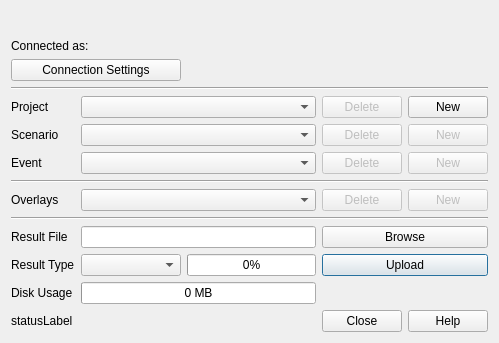
Before: the Qt Designer form qgis_plugin/illuvis/upload_dialog_widget.ui in lutraconsulting/qgis-crayfish-plugin, drawn with Qt 5.
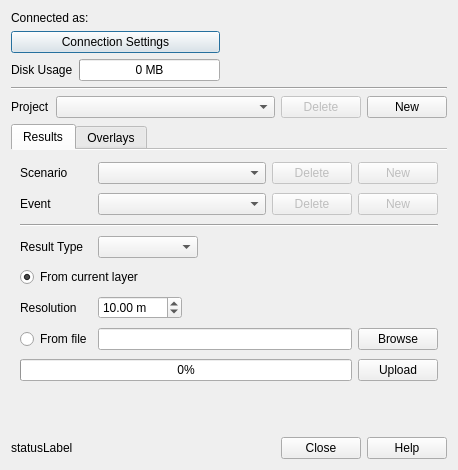
After: the same form once the commit is applied. Icons and pictures are not drawn.

Commit message: Uploading of current Crayfish layer to illuvis

What changed in the file:
```diff
--- a/qgis_plugin/illuvis/upload_dialog_widget.ui
+++ b/qgis_plugin/illuvis/upload_dialog_widget.ui
@@ -9,8 +9,8 @@
    <rect>
     <x>0</x>
     <y>0</y>
-    <width>499</width>
-    <height>343</height>
+    <width>458</width>
+    <height>470</height>
    </rect>
   </property>
   <property name="windowTitle">
@@ -23,399 +23,556 @@
   <property name="modal">
    <bool>true</bool>
   </property>
-  <layout class="QGridLayout" name="gridLayout">
-   <item row="16" column="1">
-    <widget class="QComboBox" name="resultTypeComboBox">
-     <property name="sizePolicy">
-      <sizepolicy hsizetype="Fixed" vsizetype="Fixed">
-       <horstretch>0</horstretch>
-       <verstretch>0</verstretch>
-      </sizepolicy>
-     </property>
-     <property name="minimumSize">
-      <size>
-       <width>100</width>
-       <height>0</height>
-      </size>
-     </property>
-    </widget>
+  <layout class="QVBoxLayout" name="verticalLayout">
+   <item>
+    <layout class="QGridLayout" name="gridLayout">
+     <item row="3" column="0">
+      <layout class="QHBoxLayout" name="horizontalLayout_3">
+       <item>
+        <widget class="QLabel" name="diskUsageLabel">
+         <property name="text">
+          <string>Disk Usage</string>
+         </property>
+        </widget>
+       </item>
+       <item>
+        <widget class="QProgressBar" name="diskUseProgressBar">
+         <property name="minimum">
+          <number>0</number>
+         </property>
+         <property name="maximum">
+          <number>500</number>
+         </property>
+         <property name="value">
+          <number>0</number>
+         </property>
+         <property name="textVisible">
+          <bool>true</bool>
+         </property>
+         <property name="format">
+          <string>%v MB</string>
+         </property>
+        </widget>
+       </item>
+      </layout>
+     </item>
+     <item row="3" column="1">
+      <spacer name="horizontalSpacer_2">
+       <property name="orientation">
+        <enum>Qt::Horizontal</enum>
+       </property>
+       <property name="sizeHint" stdset="0">
+        <size>
+         <width>40</width>
+         <height>20</height>
+        </size>
+       </property>
+      </spacer>
+     </item>
+     <item row="1" column="0" colspan="2">
+      <widget class="QLabel" name="connectedAsLabel">
+       <property name="text">
+        <string>Connected as:</string>
+       </property>
+      </widget>
+     </item>
+     <item row="2" column="1">
+      <spacer name="horizontalSpacer">
+       <property name="orientation">
+        <enum>Qt::Horizontal</enum>
+       </property>
+       <property name="sizeHint" stdset="0">
+        <size>
+         <width>40</width>
+         <height>20</height>
+        </size>
+       </property>
+      </spacer>
+     </item>
+     <item row="2" column="0">
+      <widget class="QPushButton" name="connectionSettingsPushButton">
+       <property name="sizePolicy">
+        <sizepolicy hsizetype="Expanding" vsizetype="Fixed">
+         <horstretch>0</horstretch>
+         <verstretch>0</verstretch>
+        </sizepolicy>
+       </property>
+       <property name="text">
+        <string>Connection Settings</string>
+       </property>
+      </widget>
+     </item>
+     <item row="1" column="2" rowspan="3">
+      <widget class="QLabel" name="iconLabel">
+       <property name="sizePolicy">
+        <sizepolicy hsizetype="Preferred" vsizetype="Fixed">
+         <horstretch>0</horstretch>
+         <verstretch>0</verstretch>
+        </sizepolicy>
+       </property>
+       <property name="text">
+        <string/>
+       </property>
+       <property name="pixmap">
+        <pixmap resource="resources.qrc">:/plugins/illuvis/illuvis_logo_150w.png</pixmap>
+       </property>
+       <property name="scaledContents">
+        <bool>false</bool>
+       </property>
+       <property name="alignment">
+        <set>Qt::AlignBottom|Qt::AlignRight|Qt::AlignTrailing</set>
+       </property>
+      </widget>
+     </item>
+    </layout>
    </item>
-   <item row="6" column="1" colspan="2">
-    <widget class="QComboBox" name="projectComboBox"/>
-   </item>
-   <item row="7" column="1" colspan="2">
-    <widget class="QComboBox" name="scenarioComboBox"/>
-   </item>
-   <item row="16" column="3" colspan="2">
-    <widget class="QPushButton" name="uploadPushButton">
-     <property name="sizePolicy">
-      <sizepolicy hsizetype="Expanding" vsizetype="Fixed">
-       <horstretch>0</horstretch>
-       <verstretch>0</verstretch>
-      </sizepolicy>
-     </property>
-     <property name="text">
-      <string>Upload</string>
-     </property>
-    </widget>
-   </item>
-   <item row="6" column="0">
-    <widget class="QLabel" name="projectLabel">
-     <property name="sizePolicy">
-      <sizepolicy hsizetype="Fixed" vsizetype="Preferred">
-       <horstretch>0</horstretch>
-       <verstretch>0</verstretch>
-      </sizepolicy>
-     </property>
-     <property name="text">
-      <string>Project</string>
-     </property>
-    </widget>
-   </item>
-   <item row="6" column="3">
-    <widget class="QPushButton" name="deleteProjectPushButton">
-     <property name="enabled">
-      <bool>false</bool>
-     </property>
-     <property name="sizePolicy">
-      <sizepolicy hsizetype="Fixed" vsizetype="Fixed">
-       <horstretch>0</horstretch>
-       <verstretch>0</verstretch>
-      </sizepolicy>
-     </property>
-     <property name="text">
-      <string>Delete</string>
-     </property>
-    </widget>
-   </item>
-   <item row="6" column="4">
-    <widget class="QPushButton" name="newProjectPushButton">
-     <property name="sizePolicy">
-      <sizepolicy hsizetype="Fixed" vsizetype="Fixed">
-       <horstretch>0</horstretch>
-       <verstretch>0</verstretch>
-      </sizepolicy>
-     </property>
-     <property name="minimumSize">
-      <size>
-       <width>0</width>
-       <height>0</height>
-      </size>
-     </property>
-     <property name="text">
-      <string>New</string>
-     </property>
-    </widget>
-   </item>
-   <item row="7" column="0">
-    <widget class="QLabel" name="scenarioLabel">
-     <property name="sizePolicy">
-      <sizepolicy hsizetype="Fixed" vsizetype="Preferred">
-       <horstretch>0</horstretch>
-       <verstretch>0</verstretch>
-      </sizepolicy>
-     </property>
-     <property name="text">
-      <string>Scenario</string>
-     </property>
-    </widget>
-   </item>
-   <item row="7" column="3">
-    <widget class="QPushButton" name="deleteScenarioPushButton">
-     <property name="enabled">
-      <bool>false</bool>
-     </property>
-     <property name="sizePolicy">
-      <sizepolicy hsizetype="Fixed" vsizetype="Fixed">
-       <horstretch>0</horstretch>
-       <verstretch>0</verstretch>
-      </sizepolicy>
-     </property>
-     <property name="text">
-      <string>Delete</string>
-     </property>
-    </widget>
-   </item>
-   <item row="7" column="4">
-    <widget class="QPushButton" name="newScenarioPushButton">
-     <property name="enabled">
-      <bool>false</bool>
-     </property>
-     <property name="sizePolicy">
-      <sizepolicy hsizetype="Fixed" vsizetype="Fixed">
-       <horstretch>0</horstretch>
-       <verstretch>0</verstretch>
-      </sizepolicy>
-     </property>
-     <property name="text">
-      <string>New</string>
-     </property>
-    </widget>
-   </item>
-   <item row="8" column="0">
-    <widget class="QLabel" name="eventLabel">
-     <property name="sizePolicy">
-      <sizepolicy hsizetype="Fixed" vsizetype="Preferred">
-       <horstretch>0</horstretch>
-       <verstretch>0</verstretch>
-      </sizepolicy>
-     </property>
-     <property name="text">
-      <string>Event</string>
-     </property>
-    </widget>
-   </item>
-   <item row="8" column="3">
-    <widget class="QPushButton" name="deleteEventPushButton">
-     <property name="enabled">
-      <bool>false</bool>
-     </property>
-     <property name="sizePolicy">
-      <sizepolicy hsizetype="Fixed" vsizetype="Fixed">
-       <horstretch>0</horstretch>
-       <verstretch>0</verstretch>
-      </sizepolicy>
-     </property>
-     <property name="text">
-      <string>Delete</string>
-     </property>
-    </widget>
-   </item>
-   <item row="8" column="4">
-    <widget class="QPushButton" name="newEventPushButton">
-     <property name="enabled">
-      <bool>false</bool>
-     </property>
-     <property name="sizePolicy">
-      <sizepolicy hsizetype="Fixed" vsizetype="Fixed">
-       <horstretch>0</horstretch>
-       <verstretch>0</verstretch>
-      </sizepolicy>
-     </property>
-     <property name="text">
-      <string>New</string>
-     </property>
-    </widget>
-   </item>
-   <item row="11" column="0" colspan="5">
-    <widget class="Line" name="line">
-     <property name="orientation">
-      <enum>Qt::Horizontal</enum>
-     </property>
-    </widget>
-   </item>
-   <item row="15" column="0">
-    <widget class="QLabel" name="resultFileLabel">
-     <property name="sizePolicy">
-      <sizepolicy hsizetype="Fixed" vsizetype="Preferred">
-       <horstretch>0</horstretch>
-       <verstretch>0</verstretch>
-      </sizepolicy>
-     </property>
-     <property name="text">
-      <string>Result File</string>
-     </property>
-    </widget>
-   </item>
-   <item row="15" column="3" colspan="2">
-    <widget class="QPushButton" name="browsePushButton">
-     <property name="sizePolicy">
-      <sizepolicy hsizetype="Expanding" vsizetype="Fixed">
-       <horstretch>0</horstretch>
-       <verstretch>0</verstretch>
-      </sizepolicy>
-     </property>
-     <property name="text">
-      <string>Browse</string>
-     </property>
-    </widget>
-   </item>
-   <item row="16" column="0">
-    <widget class="QLabel" name="resultTypeLabel">
-     <property name="sizePolicy">
-      <sizepolicy hsizetype="Fixed" vsizetype="Preferred">
-       <horstretch>0</horstretch>
-       <verstretch>0</verstretch>
-      </sizepolicy>
-     </property>
-     <property name="text">
-      <string>Result Type</string>
-     </property>
-    </widget>
-   </item>
-   <item row="8" column="1" colspan="2">
-    <widget class="QComboBox" name="eventComboBox"/>
-   </item>
-   <item row="15" column="1" colspan="2">
-    <widget class="QLineEdit" name="resultFileLineEdit"/>
-   </item>
-   <item row="18" column="3" colspan="2">
-    <widget class="QDialogButtonBox" name="buttonBox">
-     <property name="standardButtons">
-      <set>QDialogButtonBox::Close|QDialogButtonBox::Help</set>
-     </property>
-    </widget>
-   </item>
-   <item row="2" column="0" colspan="3">
-    <widget class="QLabel" name="connectedAsLabel">
-     <property name="text">
-      <string>Connected as:</string>
-     </property>
-    </widget>
-   </item>
-   <item row="1" column="0">
-    <spacer name="verticalSpacer">
-     <property name="orientation">
-      <enum>Qt::Vertical</enum>
-     </property>
-     <property name="sizeHint" stdset="0">
-      <size>
-       <width>20</width>
-       <height>40</height>
-      </size>
-     </property>
-    </spacer>
-   </item>
-   <item row="4" column="0" colspan="5">
+   <item>
     <widget class="Line" name="line_2">
      <property name="orientation">
       <enum>Qt::Horizontal</enum>
      </property>
     </widget>
    </item>
-   <item row="3" column="0" colspan="2">
-    <widget class="QPushButton" name="connectionSettingsPushButton">
-     <property name="sizePolicy">
-      <sizepolicy hsizetype="Expanding" vsizetype="Fixed">
-       <horstretch>0</horstretch>
-       <verstretch>0</verstretch>
-      </sizepolicy>
-     </property>
-     <property name="text">
-      <string>Connection Settings</string>
-     </property>
-    </widget>
+   <item>
+    <layout class="QHBoxLayout" name="horizontalLayout">
+     <item>
+      <widget class="QLabel" name="projectLabel">
+       <property name="sizePolicy">
+        <sizepolicy hsizetype="Fixed" vsizetype="Preferred">
+         <horstretch>0</horstretch>
+         <verstretch>0</verstretch>
+        </sizepolicy>
+       </property>
+       <property name="text">
+        <string>Project</string>
+       </property>
+      </widget>
+     </item>
+     <item>
+      <widget class="QComboBox" name="projectComboBox">
+       <property name="sizePolicy">
+        <sizepolicy hsizetype="Expanding" vsizetype="Fixed">
+         <horstretch>0</horstretch>
+         <verstretch>0</verstretch>
+        </sizepolicy>
+       </property>
+      </widget>
+     </item>
+     <item>
+      <widget class="QPushButton" name="deleteProjectPushButton">
+       <property name="enabled">
+        <bool>false</bool>
+       </property>
+       <property name="sizePolicy">
+        <sizepolicy hsizetype="Preferred" vsizetype="Fixed">
+         <horstretch>0</horstretch>
+         <verstretch>0</verstretch>
+        </sizepolicy>
+       </property>
+       <property name="text">
+        <string>Delete</string>
+       </property>
+      </widget>
+     </item>
+     <item>
+      <widget class="QPushButton" name="newProjectPushButton">
+       <property name="sizePolicy">
+        <sizepolicy hsizetype="Preferred" vsizetype="Fixed">
+         <horstretch>0</horstretch>
+         <verstretch>0</verstretch>
+        </sizepolicy>
+       </property>
+       <property name="minimumSize">
+        <size>
+         <width>0</width>
+         <height>0</height>
+        </size>
+       </property>
+       <property name="text">
+        <string>New</string>
+       </property>
+      </widget>
+     </item>
+    </layout>
    </item>
-   <item row="16" column="2">
-    <widget class="QProgressBar" name="progressBar">
-     <property name="enabled">
-      <bool>true</bool>
-     </property>
-     <property name="value">
+   <item>
+    <widget class="QTabWidget" name="tabWidget">
+     <property name="currentIndex">
       <number>0</number>
      </property>
-     <property name="textVisible">
+     <property name="documentMode">
       <bool>true</bool>
      </property>
-     <property name="invertedAppearance">
-      <bool>false</bool>
-     </property>
+     <widget class="QWidget" name="tab">
+      <attribute name="title">
+       <string>Results</string>
+      </attribute>
+      <layout class="QGridLayout" name="gridLayout_2">
+       <item row="0" column="2">
+        <widget class="QPushButton" name="deleteScenarioPushButton">
+         <property name="enabled">
+          <bool>false</bool>
+         </property>
+         <property name="sizePolicy">
+          <sizepolicy hsizetype="Fixed" vsizetype="Fixed">
+           <horstretch>0</horstretch>
+           <verstretch>0</verstretch>
+          </sizepolicy>
+         </property>
+         <property name="text">
+          <string>Delete</string>
+         </property>
+        </widget>
+       </item>
+       <item row="1" column="0">
+        <widget class="QLabel" name="eventLabel">
+         <property name="sizePolicy">
+          <sizepolicy hsizetype="Fixed" vsizetype="Preferred">
+           <horstretch>0</horstretch>
+           <verstretch>0</verstretch>
+          </sizepolicy>
+         </property>
+         <property name="text">
+          <string>Event</string>
+         </property>
+        </widget>
+       </item>
+       <item row="10" column="1" colspan="2">
+        <widget class="QLineEdit" name="resultFileLineEdit"/>
+       </item>
+       <item row="5" column="0">
+        <widget class="QLabel" name="resultTypeLabel">
+         <property name="sizePolicy">
+          <sizepolicy hsizetype="Fixed" vsizetype="Preferred">
+           <horstretch>0</horstretch>
+           <verstretch>0</verstretch>
+          </sizepolicy>
+         </property>
+         <property name="text">
+          <string>Result Type</string>
+         </property>
+        </widget>
+       </item>
+       <item row="1" column="1">
+        <widget class="QComboBox" name="eventComboBox">
+         <property name="sizePolicy">
+          <sizepolicy hsizetype="Expanding" vsizetype="Fixed">
+           <horstretch>0</horstretch>
+           <verstretch>0</verstretch>
+          </sizepolicy>
+         </property>
+        </widget>
+       </item>
+       <item row="2" column="0" colspan="4">
+        <widget class="Line" name="line">
+         <property name="orientation">
+          <enum>Qt::Horizontal</enum>
+         </property>
+        </widget>
+       </item>
+       <item row="0" column="0">
+        <widget class="QLabel" name="scenarioLabel">
+         <property name="sizePolicy">
+          <sizepolicy hsizetype="Fixed" vsizetype="Preferred">
+           <horstretch>0</horstretch>
+           <verstretch>0</verstretch>
+          </sizepolicy>
+         </property>
+         <property name="text">
+          <string>Scenario</string>
+         </property>
+        </widget>
+       </item>
+       <item row="13" column="3">
+        <widget class="QPushButton" name="uploadPushButton">
+         <property name="sizePolicy">
+          <sizepolicy hsizetype="Preferred" vsizetype="Fixed">
+           <horstretch>0</horstretch>
+           <verstretch>0</verstretch>
+          </sizepolicy>
+         </property>
+         <property name="text">
+          <string>Upload</string>
+         </property>
+        </widget>
+       </item>
+       <item row="1" column="3">
+        <widget class="QPushButton" name="newEventPushButton">
+         <property name="enabled">
+          <bool>false</bool>
+         </property>
+         <property name="sizePolicy">
+          <sizepolicy hsizetype="Preferred" vsizetype="Fixed">
+           <horstretch>0</horstretch>
+           <verstretch>0</verstretch>
+          </sizepolicy>
+         </property>
+         <property name="text">
+          <string>New</string>
+         </property>
+        </widget>
+       </item>
+       <item row="0" column="1">
+        <widget class="QComboBox" name="scenarioComboBox">
+         <property name="sizePolicy">
+          <sizepolicy hsizetype="Expanding" vsizetype="Fixed">
+           <horstretch>0</horstretch>
+           <verstretch>0</verstretch>
+          </sizepolicy>
+         </property>
+        </widget>
+       </item>
+       <item row="0" column="3">
+        <widget class="QPushButton" name="newScenarioPushButton">
+         <property name="enabled">
+          <bool>false</bool>
+         </property>
+         <property name="sizePolicy">
+          <sizepolicy hsizetype="Preferred" vsizetype="Fixed">
+           <horstretch>0</horstretch>
+           <verstretch>0</verstretch>
+          </sizepolicy>
+         </property>
+         <property name="text">
+          <string>New</string>
+         </property>
+        </widget>
+       </item>
+       <item row="1" column="2">
+        <widget class="QPushButton" name="deleteEventPushButton">
+         <property name="enabled">
+          <bool>false</bool>
+         </property>
+         <property name="sizePolicy">
+          <sizepolicy hsizetype="Fixed" vsizetype="Fixed">
+           <horstretch>0</horstretch>
+           <verstretch>0</verstretch>
+          </sizepolicy>
+         </property>
+         <property name="text">
+          <string>Delete</string>
+         </property>
+        </widget>
+       </item>
+       <item row="13" column="0" colspan="3">
+        <widget class="QProgressBar" name="progressBar">
+         <property name="enabled">
+          <bool>true</bool>
+         </property>
+         <property name="value">
+          <number>0</number>
+         </property>
+         <property name="textVisible">
+          <bool>true</bool>
+         </property>
+         <property name="invertedAppearance">
+          <bool>false</bool>
+         </property>
+        </widget>
+       </item>
+       <item row="10" column="3">
+        <widget class="QPushButton" name="browsePushButton">
+         <property name="sizePolicy">
+          <sizepolicy hsizetype="Preferred" vsizetype="Fixed">
+           <horstretch>0</horstretch>
+           <verstretch>0</verstretch>
+          </sizepolicy>
+         </property>
+         <property name="text">
+          <string>Browse</string>
+         </property>
+        </widget>
+       </item>
+       <item row="7" column="0" colspan="2">
+        <widget class="QRadioButton" name="fromCurrentRadioButton">
+         <property name="text">
+          <string>From current layer</string>
+         </property>
+         <property name="checked">
+          <bool>true</bool>
+         </property>
+        </widget>
+       </item>
+       <item row="10" column="0">
+        <widget class="QRadioButton" name="fromFileRadioButton">
+         <property name="text">
+          <string>From file</string>
+         </property>
+        </widget>
+       </item>
+       <item row="5" column="1">
+        <widget class="QComboBox" name="resultTypeComboBox">
+         <property name="sizePolicy">
+          <sizepolicy hsizetype="Fixed" vsizetype="Fixed">
+           <horstretch>0</horstretch>
+           <verstretch>0</verstretch>
+          </sizepolicy>
+         </property>
+         <property name="minimumSize">
+          <size>
+           <width>100</width>
+           <height>0</height>
+          </size>
+         </property>
+        </widget>
+       </item>
+       <item row="8" column="0">
+        <widget class="QLabel" name="label_4">
+         <property name="text">
+          <string>Resolution</string>
+         </property>
+        </widget>
+       </item>
+       <item row="8" column="1">
+        <widget class="QDoubleSpinBox" name="resolutionSpinBox">
+         <property name="sizePolicy">
+          <sizepolicy hsizetype="Fixed" vsizetype="Fixed">
+           <horstretch>0</horstretch>
+           <verstretch>0</verstretch>
+          </sizepolicy>
+         </property>
+         <property name="suffix">
+          <string> m</string>
+         </property>
+         <property name="maximum">
+          <double>9999.989999999999782</double>
+         </property>
+         <property name="value">
+          <double>10.000000000000000</double>
+         </property>
+        </widget>
+       </item>
+      </layout>
+      <zorder>uploadPushButton</zorder>
+      <zorder>newEventPushButton</zorder>
+      <zorder>newScenarioPushButton</zorder>
+      <zorder>eventLabel</zorder>
+      <zorder>eventComboBox</zorder>
+      <zorder>deleteEventPushButton</zorder>
+      <zorder>scenarioComboBox</zorder>
+      <zorder>deleteScenarioPushButton</zorder>
+      <zorder>scenarioLabel</zorder>
+      <zorder>progressBar</zorder>
+      <zorder>line</zorder>
+      <zorder>resultFileLineEdit</zorder>
+      <zorder>browsePushButton</zorder>
+      <zorder>fromCurrentRadioButton</zorder>
+      <zorder>fromFileRadioButton</zorder>
+      <zorder>resultTypeLabel</zorder>
+      <zorder>resultTypeComboBox</zorder>
+      <zorder>label_4</zorder>
+      <zorder>resolutionSpinBox</zorder>
+     </widget>
+     <widget class="QWidget" name="tab_2">
+      <attribute name="title">
+       <string>Overlays</string>
+      </attribute>
+      <layout class="QVBoxLayout" name="verticalLayout_2">
+       <item>
+        <layout class="QHBoxLayout" name="horizontalLayout_2">
+         <item>
+          <widget class="QComboBox" name="overlayComboBox">
+           <property name="sizePolicy">
+            <sizepolicy hsizetype="Expanding" vsizetype="Fixed">
+             <horstretch>0</horstretch>
+             <verstretch>0</verstretch>
+            </sizepolicy>
+           </property>
+          </widget>
+         </item>
+         <item>
+          <widget class="QPushButton" name="deleteOverlayPushButton">
+           <property name="enabled">
+            <bool>false</bool>
+           </property>
+           <property name="sizePolicy">
+            <sizepolicy hsizetype="Preferred" vsizetype="Fixed">
+             <horstretch>0</horstretch>
+             <verstretch>0</verstretch>
+            </sizepolicy>
+           </property>
+           <property name="text">
+            <string>Delete</string>
+           </property>
+          </widget>
+         </item>
+         <item>
+          <widget class="QPushButton" name="newOverlayPushButton">
+           <property name="enabled">
+            <bool>false</bool>
+           </property>
+           <property name="sizePolicy">
+            <sizepolicy hsizetype="Preferred" vsizetype="Fixed">
+             <horstretch>0</horstretch>
+             <verstretch>0</verstretch>
+            </sizepolicy>
+           </property>
+           <property name="text">
+            <string>New</string>
+           </property>
+          </widget>
+         </item>
+        </layout>
+       </item>
+       <item>
+        <spacer name="verticalSpacer_2">
+         <property name="orientation">
+          <enum>Qt::Vertical</enum>
+         </property>
+         <property name="sizeHint" stdset="0">
+          <size>
+           <width>20</width>
+           <height>200</height>
+          </size>
+         </property>
+        </spacer>
+       </item>
+      </layout>
+     </widget>
     </widget>
    </item>
-   <item row="17" column="1" colspan="2">
-    <widget class="QProgressBar" name="diskUseProgressBar">
-     <property name="minimum">
-      <number>0</number>
-     </property>
-     <property name="maximum">
-      <number>500</number>
-     </property>
-     <property name="value">
-      <number>0</number>
-     </property>
-     <property name="textVisible">
-      <bool>true</bool>
-     </property>
-     <property name="format">
-      <string>%v MB</string>
-     </property>
-    </widget>
-   </item>
-   <item row="17" column="0">
-    <widget class="QLabel" name="diskUsageLabel">
-     <property name="text">
-      <string>Disk Usage</string>
-     </property>
-    </widget>
-   </item>
-   <item row="1" column="2" rowspan="3" colspan="3">
-    <widget class="QLabel" name="iconLabel">
-     <property name="sizePolicy">
-      <sizepolicy hsizetype="Preferred" vsizetype="Fixed">
-       <horstretch>0</horstretch>
-       <verstretch>0</verstretch>
-      </sizepolicy>
-     </property>
-     <property name="text">
-      <string/>
-     </property>
-     <property name="pixmap">
-      <pixmap resource="resources.qrc">:/plugins/illuvis/illuvis_logo_150w.png</pixmap>
-     </property>
-     <property name="scaledContents">
-      <bool>false</bool>
-     </property>
-     <property name="alignment">
-      <set>Qt::AlignBottom|Qt::AlignRight|Qt::AlignTrailing</set>
-     </property>
-    </widget>
-   </item>
-   <item row="0" column="4">
-    <spacer name="verticalSpacer_2">
+   <item>
+    <spacer name="verticalSpacer_3">
      <property name="orientation">
       <enum>Qt::Vertical</enum>
      </property>
      <property name="sizeHint" stdset="0">
       <size>
-       <width>20</width>
-       <height>40</height>
+       <width>5</width>
+       <height>5</height>
       </size>
      </property>
     </spacer>
    </item>
-   <item row="18" column="0" colspan="3">
-    <widget class="QLabel" name="statusLabel">
-     <property name="text">
-      <string>statusLabel</string>
-     </property>
-    </widget>
-   </item>
-   <item row="13" column="0" colspan="5">
-    <widget class="Line" name="line_3">
-     <property name="orientation">
-      <enum>Qt::Horizontal</enum>
-     </property>
-    </widget>
-   </item>
-   <item row="12" column="0">
-    <widget class="QLabel" name="overlaysLabel">
-     <property name="text">
-      <string>Overlays</string>
-     </property>
-    </widget>
-   </item>
-   <item row="12" column="1" colspan="2">
-    <widget class="QComboBox" name="overlayComboBox"/>
-   </item>
-   <item row="12" column="3">
-    <widget class="QPushButton" name="deleteOverlayPushButton">
-     <property name="enabled">
-      <bool>false</bool>
-     </property>
-     <property name="text">
-      <string>Delete</string>
-     </property>
-    </widget>
-   </item>
-   <item row="12" column="4">
-    <widget class="QPushButton" name="newOverlayPushButton">
-     <property name="enabled">
-      <bool>false</bool>
-     </property>
-     <property name="text">
-      <string>New</string>
-     </property>
-    </widget>
+   <item>
+    <layout class="QHBoxLayout" name="horizontalLayout_4">
+     <item>
+      <widget class="QLabel" name="statusLabel">
+       <property name="sizePolicy">
+        <sizepolicy hsizetype="Expanding" vsizetype="Preferred">
+         <horstretch>1</horstretch>
+         <verstretch>0</verstretch>
+        </sizepolicy>
+       </property>
+       <property name="text">
+        <string>statusLabel</string>
+       </property>
+      </widget>
+     </item>
+     <item>
+      <widget class="QDialogButtonBox" name="buttonBox">
+       <property name="sizePolicy">
+        <sizepolicy hsizetype="Preferred" vsizetype="Fixed">
+         <horstretch>0</horstretch>
+         <verstretch>0</verstretch>
+        </sizepolicy>
+       </property>
+       <property name="standardButtons">
+        <set>QDialogButtonBox::Close|QDialogButtonBox::Help</set>
+       </property>
+      </widget>
+     </item>
+    </layout>
    </item>
   </layout>
  </widget>
```
Left out of the diff: 9 changed lines with no effect on the pictures. The commit also changes 3 other files.
